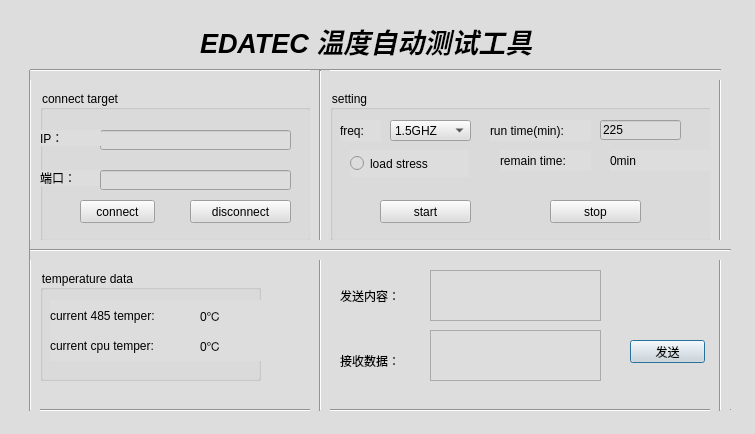
Above: ClientTest/sockettcpclient.ui from shengshixiang/auto-test-tools before the change. Below: the same form after it.
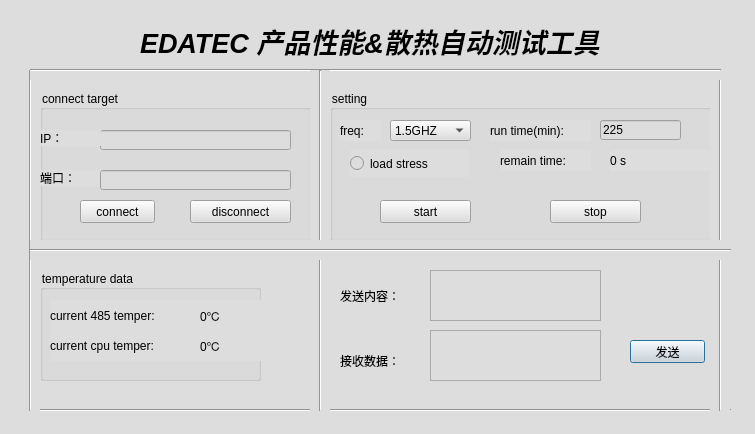
That is the form after the change.

What changed in the file:
```diff
--- a/ClientTest/sockettcpclient.ui
+++ b/ClientTest/sockettcpclient.ui
@@ -78,7 +78,7 @@
   <widget class="QLabel" name="label_5">
    <property name="geometry">
     <rect>
-     <x>200</x>
+     <x>140</x>
      <y>0</y>
      <width>471</width>
      <height>81</height>
@@ -93,7 +93,7 @@
     </font>
    </property>
    <property name="text">
-    <string>EDATEC 温度自动测试工具</string>
+    <string>EDATEC 产品性能&amp;散热自动测试工具</string>
    </property>
   </widget>
   <widget class="QGroupBox" name="groupBox">
@@ -299,7 +299,7 @@
      </rect>
     </property>
     <property name="text">
-     <string>0min</string>
+     <string>0 s</string>
     </property>
    </widget>
    <widget class="QPushButton" name="pushButton_4">
```
